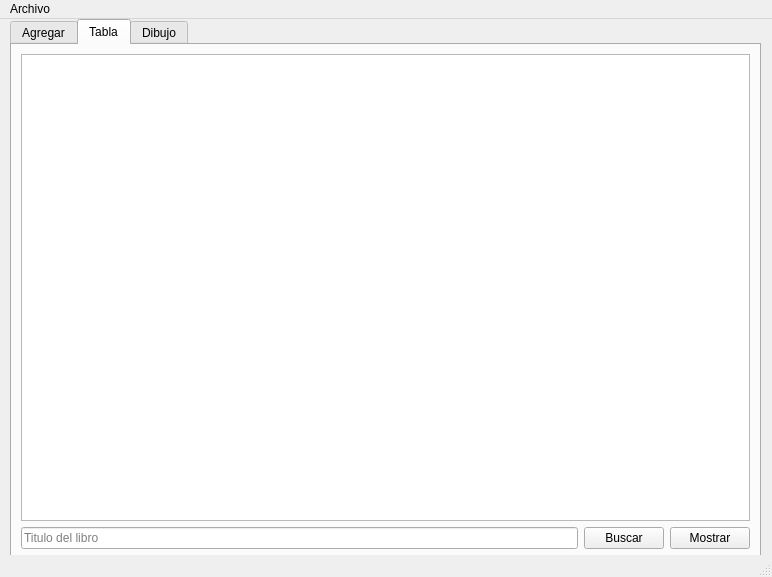
Above: User_Interface.ui from Adrian-GN/Actividad08-UI-User-interface- before the change. Below: the same form after it.
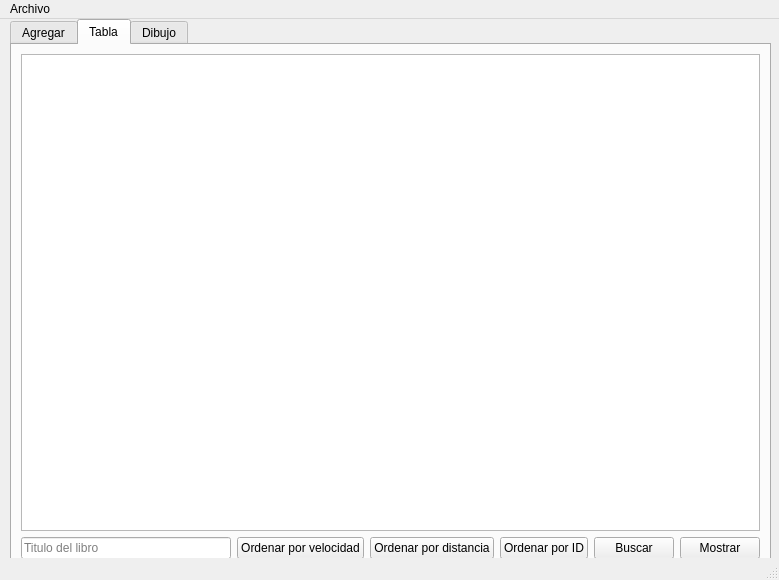
That is the form after the change. The open tabs and pages were chosen to show the change.

Diff of the .ui file:
```diff
--- a/User_Interface.ui
+++ b/User_Interface.ui
@@ -6,8 +6,8 @@
    <rect>
     <x>0</x>
     <y>0</y>
-    <width>772</width>
-    <height>577</height>
+    <width>779</width>
+    <height>580</height>
    </rect>
   </property>
   <property name="windowTitle">
@@ -19,8 +19,8 @@
      <rect>
       <x>10</x>
       <y>0</y>
-      <width>751</width>
-      <height>541</height>
+      <width>761</width>
+      <height>551</height>
      </rect>
     </property>
     <property name="currentIndex">
@@ -235,21 +235,7 @@
       <string>Tabla</string>
      </attribute>
      <layout class="QGridLayout" name="gridLayout_3">
-      <item row="1" column="1">
-       <widget class="QPushButton" name="buscar_pushButton">
-        <property name="text">
-         <string>Buscar</string>
-        </property>
-       </widget>
-      </item>
-      <item row="1" column="2">
-       <widget class="QPushButton" name="Mostrar_tabla_pushButton_2">
-        <property name="text">
-         <string>Mostrar</string>
-        </property>
-       </widget>
-      </item>
-      <item row="0" column="0" colspan="3">
+      <item row="0" column="0" colspan="6">
        <widget class="QTableWidget" name="tabla"/>
       </item>
       <item row="1" column="0">
@@ -259,6 +245,41 @@
         </property>
        </widget>
       </item>
+      <item row="1" column="1">
+       <widget class="QPushButton" name="ordenar_vel_pushButton_2">
+        <property name="text">
+         <string>Ordenar por velocidad</string>
+        </property>
+       </widget>
+      </item>
+      <item row="1" column="2">
+       <widget class="QPushButton" name="ordenar_dist_pushButton_2">
+        <property name="text">
+         <string>Ordenar por distancia</string>
+        </property>
+       </widget>
+      </item>
+      <item row="1" column="3">
+       <widget class="QPushButton" name="ordenar_id_pushButton_2">
+        <property name="text">
+         <string>Ordenar por ID</string>
+        </property>
+       </widget>
+      </item>
+      <item row="1" column="4">
+       <widget class="QPushButton" name="buscar_pushButton">
+        <property name="text">
+         <string>Buscar</string>
+        </property>
+       </widget>
+      </item>
+      <item row="1" column="5">
+       <widget class="QPushButton" name="Mostrar_tabla_pushButton_2">
+        <property name="text">
+         <string>Mostrar</string>
+        </property>
+       </widget>
+      </item>
      </layout>
     </widget>
     <widget class="QWidget" name="tab_3">
@@ -292,7 +313,7 @@
     <rect>
      <x>0</x>
      <y>0</y>
-     <width>772</width>
+     <width>779</width>
      <height>21</height>
     </rect>
    </property>
```
Left out of the diff: 57 changed lines with no effect on the pictures.
